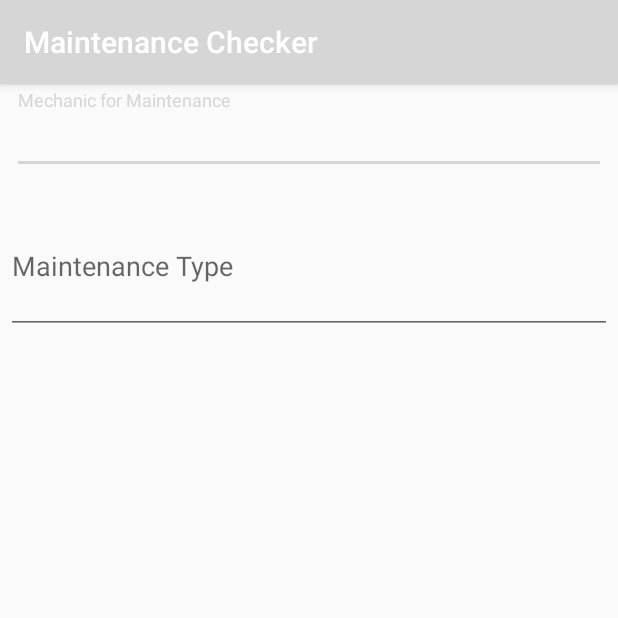
After one commit to apreston26/maintaince-checker, an Android app: the fragment TypeEdit shown on its own in the app's theme, on a phone screen of 412 x 824 dp, the top half of it. The commit adds this screen. Run offline under Robolectric (Android 15) with nearby library versions, the phone set to English and light mode, and no system bars.

Commit message:
Updated strings for permissions explanation

```diff
--- a/app/build.gradle
+++ b/app/build.gradle
@@ -43,12 +43,13 @@ dependencies {
     implementation 'androidx.constraintlayout:constraintlayout:1.1.3'
     implementation 'androidx.navigation:navigation-fragment:2.3.0'
     implementation 'androidx.navigation:navigation-ui:2.3.0'
+    implementation 'androidx.legacy:legacy-support-v4:1.0.0'
     testImplementation 'junit:junit:4.13'
     androidTestImplementation 'androidx.test.ext:junit:1.1.1'
     androidTestImplementation 'androidx.test.espresso:espresso-core:3.2.0'
 
     // Google Sign-in dependencies
-    implementation 'com.google.android.gms:play-services-auth:18.0.0'
+    implementation 'com.google.android.gms:play-services-auth:18.1.0'
 
     // ReactiveX dependencies
     implementation 'io.reactivex.rxjava2:rxjava:2.2.19'
--- /dev/null
+++ b/app/src/main/java/edu/cnm/deepdive/maintaincechecker/controller/TypeEdit.java
@@ -0,0 +1,27 @@
+package edu.cnm.deepdive.maintaincechecker.controller;
+
+import android.os.Bundle;
+import androidx.fragment.app.Fragment;
+import android.view.LayoutInflater;
+import android.view.View;
+import android.view.ViewGroup;
+
+import edu.cnm.deepdive.maintaincechecker.R;
+
+/**
+ * A simple {@link Fragment} subclass.
+ */
+public class TypeEdit extends Fragment {
+
+    public TypeEdit() {
+        // Required empty public constructor
+    }
+
+
+    @Override
+    public View onCreateView(LayoutInflater inflater, ViewGroup container,
+        Bundle savedInstanceState) {
+        // Inflate the layout for this fragment
+        return inflater.inflate(R.layout.fragment_type_edit, container, false);
+    }
+}
--- a/app/src/main/java/edu/cnm/deepdive/maintaincechecker/service/PermissionsService.java
+++ b/app/src/main/java/edu/cnm/deepdive/maintaincechecker/service/PermissionsService.java
@@ -151,6 +151,7 @@ public class PermissionsService {
       Bundle args = (getArguments() != null) ? getArguments() : new Bundle();
       String[] permissionsToExplain = args.getStringArray(PERMISSIONS_TO_EXPLAIN_KEY);
       String[] permissionsToRequest = args.getStringArray(PERMISSIONS_TO_REQUEST_KEY);
+
       int requestCode = args.getInt(REQUEST_CODE_KEY);
       //noinspection ConstantConditions
       return new AlertDialog.Builder(getContext())
--- /dev/null
+++ b/app/src/main/res/layout/fragment_type_edit.xml
@@ -0,0 +1,59 @@
+<?xml version="1.0" encoding="utf-8"?>
+<ScrollView
+  xmlns:android="http://schemas.android.com/apk/res/android"
+  xmlns:tools="http://schemas.android.com/tools"
+  android:layout_width="match_parent"
+  android:layout_height="match_parent"
+  xmlns:app="http://schemas.android.com/apk/res-auto"
+  tools:context=".controller.TypeEdit">
+
+    <androidx.constraintlayout.widget.ConstraintLayout
+      android:layout_width="match_parent"
+      android:layout_height="wrap_content">
+
+        <com.google.android.material.textfield.TextInputLayout
+          android:id="@+id/mechanic_layout"
+          android:layout_width="match_parent"
+          android:layout_height="wrap_content"
+          android:layout_margin="@dimen/half_margin"
+          app:hintEnabled="true"
+          app:hintAnimationEnabled="true"
+          app:layout_constraintTop_toTopOf="parent"
+          app:layout_constraintStart_toStartOf="parent"
+          app:layout_constraintEnd_toEndOf="parent">
+
+            <AutoCompleteTextView
+              android:id="@+id/mechanic_name"
+              android:layout_width="match_parent"
+              android:layout_height="wrap_content"
+              android:inputType="text"
+              android:layout_margin="@dimen/half_margin"
+              android:hint="@string/mechanic_hint"/>
+
+        </com.google.android.material.textfield.TextInputLayout>
+
+        <com.google.android.material.textfield.TextInputLayout
+          android:id="@+id/type_layout"
+          android:layout_width="match_parent"
+          android:layout_height="wrap_content"
+          app:hintEnabled="true"
+          app:hintAnimationEnabled="true"
+          android:layout_margin="@dimen/half_margin"
+          app:layout_constraintTop_toBottomOf="@id/mechanic_layout"
+          app:layout_constraintStart_toStartOf="parent"
+          app:layout_constraintEnd_toEndOf="parent">
+
+            <com.google.android.material.textfield.TextInputEditText
+              android:id="@+id/type_text"
+              android:layout_width="match_parent"
+              android:layout_height="wrap_content"
+              android:inputType="textMultiLine"
+              android:minLines="3"
+              android:maxLines="6"
+              android:hint="@string/type_hint"/>
+
+        </com.google.android.material.textfield.TextInputLayout>
+
+    </androidx.constraintlayout.widget.ConstraintLayout>
+
+</ScrollView>
--- a/app/src/main/res/values/strings.xml
+++ b/app/src/main/res/values/strings.xml
@@ -6,7 +6,7 @@
   <string name="second_fragment_label">Mechanic Fragment</string>
   <string name="next">Next</string>
   <string name="previous">Previous</string>
-
+<!--  String used for buttons -->
   <string name="hello_first_fragment">Hello first fragment</string>
   <string name="hello_second_fragment">This is where the mechanic page would go</string>
   <string name="mechanic_button">Get Mechanic</string>
@@ -16,5 +16,11 @@
   <string name="no_preference_mechanic">No Preference</string>
   <string name="add_maintenance_text">Add Maintenance</string>
   <string name="add_mechanic_text">Add Mechanic</string>
+<!--  Strings used for permissions -->
   <string name="permissions_dialog_title">Permissions Info</string>
+  <string name="internet_explanation">This app needs to access the internet because in order to use Google Maps and help you find mechanics near you</string>
+  <string name="access_fine_location_explanation">This app uses your location info to use Google Maps and help you find mechanics near you </string>
+  <string name="type_hint">Maintenance Type</string>
+  <string name="mechanic_hint">Mechanic for Maintenance</string>
+
 </resources>
```
